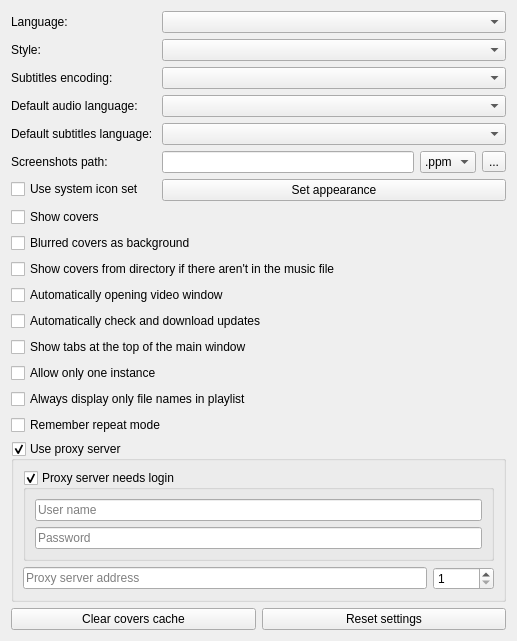
Qt form src/gui/Ui/SettingsGeneral.ui (zaps166/QMPlay2) before a commit.
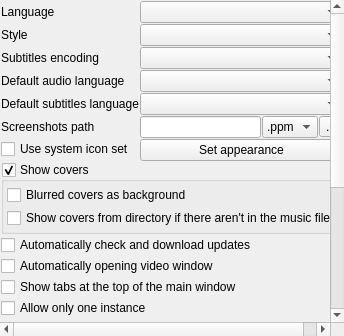
The same form after that commit.

Commit message:
Settings: Ui fixes after 2dc9b610b70c4b347b2ab48884aba36053f17023
- spacing and margin changes,
- scroll area for Page1,
- memory leak fixes,
- code style fixes,
- code changes.

The edit to the form file:
```diff
--- a/src/gui/Ui/SettingsGeneral.ui
+++ b/src/gui/Ui/SettingsGeneral.ui
@@ -2,21 +2,46 @@
 <ui version="4.0">
  <class>GeneralSettings</class>
  <widget class="QWidget" name="GeneralSettings">
+  <layout class="QVBoxLayout" name="verticalLayout">
+   <property name="margin">
+    <number>0</number>
+   </property>
+   <item>
+    <widget class="QScrollArea" name="scrollArea">
+     <property name="frameShape">
+      <enum>QFrame::NoFrame</enum>
+     </property>
+     <property name="frameShadow">
+      <enum>QFrame::Plain</enum>
+     </property>
+     <property name="lineWidth">
+      <number>0</number>
+     </property>
+     <property name="widgetResizable">
+      <bool>true</bool>
+     </property>
+     <widget class="QWidget" name="scrollAreaWidgetContents">
   <property name="geometry">
    <rect>
     <x>0</x>
     <y>0</y>
-    <width>517</width>
-    <height>625</height>
-   </rect>
-  </property>
-  <layout class="QVBoxLayout" name="verticalLayout">
-   <item>
+        <width>426</width>
+        <height>604</height>
+       </rect>
+      </property>
+      <layout class="QGridLayout" name="gridLayout_2">
+       <property name="margin">
+        <number>1</number>
+       </property>
+       <property name="spacing">
+        <number>1</number>
+       </property>
+       <item row="0" column="0">
     <layout class="QFormLayout" name="formLayout">
      <item row="0" column="0">
       <widget class="QLabel" name="langL">
        <property name="text">
-        <string>Language: </string>
+            <string>Language</string>
        </property>
       </widget>
      </item>
@@ -26,7 +51,7 @@
      <item row="1" column="0">
       <widget class="QLabel" name="styleL">
        <property name="text">
-        <string>Style: </string>
+            <string>Style</string>
        </property>
       </widget>
      </item>
@@ -36,7 +61,7 @@
      <item row="2" column="0">
       <widget class="QLabel" name="encodingL">
        <property name="text">
-        <string>Subtitles encoding: </string>
+            <string>Subtitles encoding</string>
        </property>
       </widget>
      </item>
@@ -46,7 +71,7 @@
      <item row="3" column="0">
       <widget class="QLabel" name="audioLangL">
        <property name="text">
-        <string>Default audio language: </string>
+            <string>Default audio language</string>
        </property>
       </widget>
      </item>
@@ -56,7 +81,7 @@
      <item row="4" column="0">
       <widget class="QLabel" name="subsLangL">
        <property name="text">
-        <string>Default subtitles language: </string>
+            <string>Default subtitles language</string>
        </property>
       </widget>
      </item>
@@ -66,14 +91,23 @@
      <item row="5" column="0">
       <widget class="QLabel" name="screenshotL">
        <property name="text">
-        <string>Screenshots path: </string>
+            <string>Screenshots path</string>
        </property>
       </widget>
      </item>
      <item row="5" column="1">
       <layout class="QHBoxLayout" name="horizontalLayout">
+           <property name="spacing">
+            <number>1</number>
+           </property>
        <item>
         <widget class="QLineEdit" name="screenshotE">
+             <property name="sizePolicy">
+              <sizepolicy hsizetype="Preferred" vsizetype="Fixed">
+               <horstretch>0</horstretch>
+               <verstretch>0</verstretch>
+              </sizepolicy>
+             </property>
          <property name="readOnly">
           <bool>true</bool>
          </property>
@@ -81,6 +115,12 @@
        </item>
        <item>
         <widget class="QComboBox" name="screenshotFormatB">
+             <property name="sizePolicy">
+              <sizepolicy hsizetype="Fixed" vsizetype="Fixed">
+               <horstretch>0</horstretch>
+               <verstretch>0</verstretch>
+              </sizepolicy>
+             </property>
          <item>
           <property name="text">
            <string notr="true">.ppm</string>
@@ -126,70 +166,81 @@
      </item>
     </layout>
    </item>
-   <item>
-    <widget class="QCheckBox" name="showCoversB">
-     <property name="text">
+       <item row="1" column="0">
+        <widget class="QGroupBox" name="showCoversGB">
+         <property name="title">
       <string>Show covers</string>
      </property>
-    </widget>
-   </item>
-   <item>
+         <property name="checkable">
+          <bool>true</bool>
+         </property>
+         <layout class="QGridLayout" name="gridLayout">
+          <property name="margin">
+           <number>3</number>
+          </property>
+          <property name="spacing">
+           <number>3</number>
+          </property>
+          <item row="0" column="0">
     <widget class="QCheckBox" name="blurCoversB">
      <property name="text">
       <string>Blurred covers as background</string>
      </property>
     </widget>
    </item>
-   <item>
+          <item row="1" column="0">
     <widget class="QCheckBox" name="showDirCoversB">
      <property name="text">
       <string>Show covers from directory if there aren't in the music file</string>
      </property>
     </widget>
    </item>
-   <item>
-    <widget class="QCheckBox" name="autoOpenVideoWindowB">
-     <property name="text">
-      <string>Automatically opening video window</string>
-     </property>
-    </widget>
-   </item>
-   <item>
+         </layout>
+        </widget>
+       </item>
+       <item row="2" column="0">
     <widget class="QCheckBox" name="autoUpdatesB">
      <property name="text">
       <string>Automatically check and download updates</string>
      </property>
     </widget>
    </item>
-   <item>
+       <item row="3" column="0">
+        <widget class="QCheckBox" name="autoOpenVideoWindowB">
+         <property name="text">
+          <string>Automatically opening video window</string>
+         </property>
+        </widget>
+       </item>
+       <item row="4" column="0">
     <widget class="QCheckBox" name="tabsNorths">
      <property name="text">
       <string>Show tabs at the top of the main window</string>
      </property>
     </widget>
    </item>
-   <item>
+       <item row="5" column="0">
     <widget class="QCheckBox" name="allowOnlyOneInstance">
      <property name="text">
       <string>Allow only one instance</string>
      </property>
     </widget>
    </item>
-   <item>
+       <item row="6" column="0">
     <widget class="QCheckBox" name="displayOnlyFileName">
      <property name="text">
       <string>Always display only file names in playlist</string>
      </property>
     </widget>
    </item>
-   <item>
+       <item row="7" column="0">
     <widget class="QCheckBox" name="restoreRepeatMode">
      <property name="text">
       <string>Remember repeat mode</string>
      </property>
     </widget>
    </item>
-   <item>
+       <item row="8" column="0">
     <widget class="QGroupBox" name="proxyB">
      <property name="title">
       <string>Use proxy server</string>
@@ -254,7 +305,7 @@
      </layout>
     </widget>
    </item>
-   <item>
+       <item row="9" column="0">
     <layout class="QHBoxLayout" name="horizontalLayout_3">
      <item>
       <widget class="QPushButton" name="clearCoversCache">
@@ -272,7 +323,7 @@
      </item>
     </layout>
    </item>
-   <item>
+       <item row="10" column="0">
     <spacer name="verticalSpacer">
      <property name="orientation">
       <enum>Qt::Vertical</enum>
@@ -280,10 +331,14 @@
      <property name="sizeHint" stdset="0">
       <size>
        <width>20</width>
-       <height>40</height>
+           <height>17</height>
       </size>
      </property>
     </spacer>
+       </item>
+      </layout>
+     </widget>
+    </widget>
    </item>
   </layout>
  </widget>
```
Lines whose indentation alone changed are shown as unchanged. The commit also changes 9 other files.
